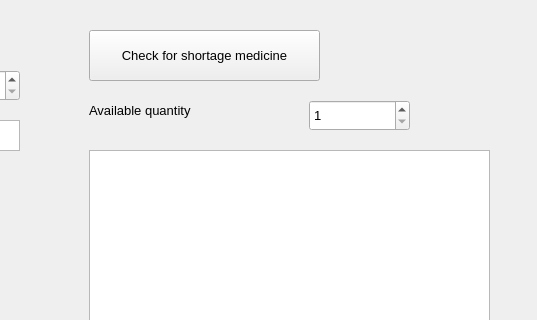
osamamuhammad3623/pharmacy_management_system, file medicine_window/medicine_window.ui: the form before one commit; both pictures show x 451 to 988 and y 90 to 410 of the 988 by 847 pixel window.
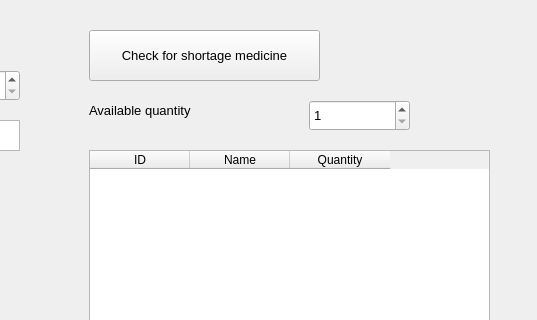
The form after the commit.

Commit message: connecting Medicine window with db, done & tested

```diff
--- a/medicine_window/medicine_window.ui
+++ b/medicine_window/medicine_window.ui
@@ -337,6 +337,21 @@
      <height>501</height>
     </rect>
    </property>
+   <column>
+    <property name="text">
+     <string>ID</string>
+    </property>
+   </column>
+   <column>
+    <property name="text">
+     <string>Name</string>
+    </property>
+   </column>
+   <column>
+    <property name="text">
+     <string>Quantity</string>
+    </property>
+   </column>
   </widget>
   <widget class="QLabel" name="label_6">
    <property name="geometry">
```
The commit also changes 1 other file.
